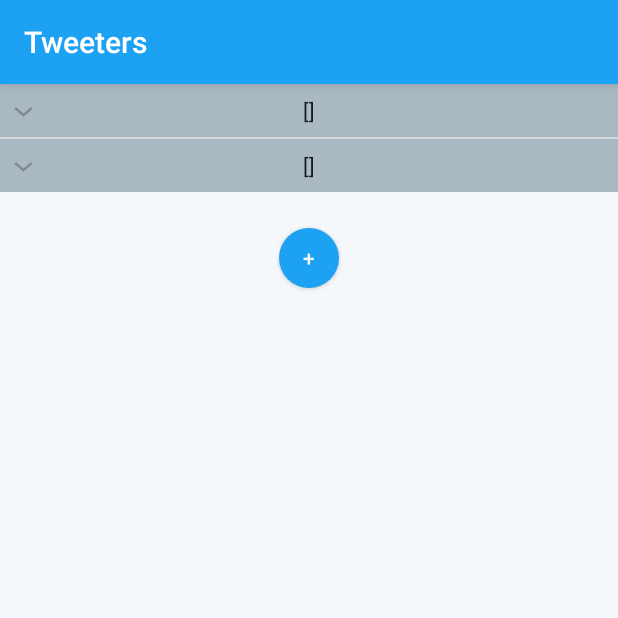
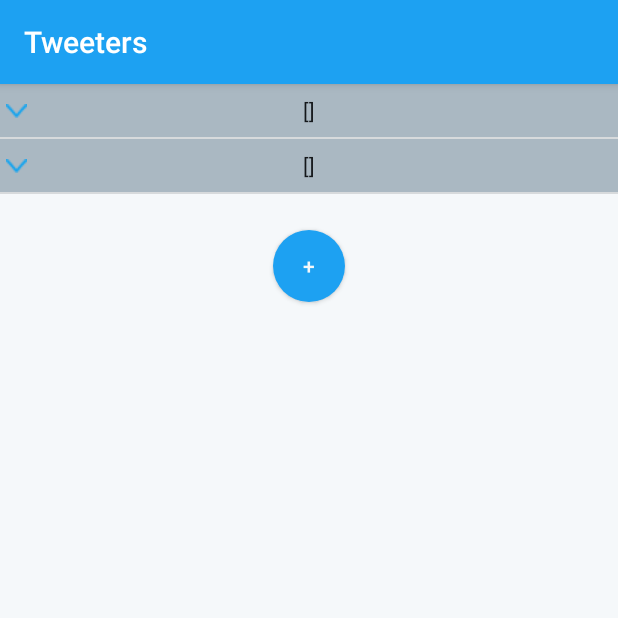
Before and after one commit to gummangummangumman/WhoseTweetIsThat, an Android app: the TweeterActivity screen opened directly, with no data from a screen before it, on a phone screen of 412 x 824 dp, the top half of it. Run offline under Robolectric (Android 15) with nearby library versions, the phone set to English and light mode, and no system bars; our stand-ins replace Room's generated code.

Commit message:
Trekk AddCategoryButton ut til en egen GroupView så den er scrollable som resten av listen

```diff
--- a/app/src/main/java/hotboys69/dat153/whosetweetisthatappthing/view/TweeterActivity.java
+++ b/app/src/main/java/hotboys69/dat153/whosetweetisthatappthing/view/TweeterActivity.java
@@ -1,7 +1,6 @@
 package hotboys69.dat153.whosetweetisthatappthing.view;
 
 import android.os.Bundle;
-import android.widget.Button;
 import android.widget.ExpandableListView;
 
 import androidx.appcompat.app.AppCompatActivity;
@@ -12,7 +11,6 @@ import java.util.List;
 
 import hotboys69.dat153.whosetweetisthatappthing.R;
 import hotboys69.dat153.whosetweetisthatappthing.data.Tweeters;
-import hotboys69.dat153.whosetweetisthatappthing.data.entities.Category;
 import hotboys69.dat153.whosetweetisthatappthing.data.not_entities.TweeterCategory;
 import hotboys69.dat153.whosetweetisthatappthing.view.recyclerview.TweeterListAdapter;
 import hotboys69.dat153.whosetweetisthatappthing.viewmodel.TweeterViewModel;
@@ -20,8 +18,6 @@ import hotboys69.dat153.whosetweetisthatappthing.viewmodel.TweeterViewModel;
 public class TweeterActivity extends AppCompatActivity {
 
     ExpandableListView expandableListView;
-
-    Button addListButton;
 
     TweeterViewModel viewModel;
 
@@ -38,10 +34,6 @@ public class TweeterActivity extends AppCompatActivity {
         expandableListView.setAdapter(adapter);
 
 
-        addListButton = findViewById(R.id.add_list_button);
-        addListButton.setOnClickListener(view -> viewModel.insert(new Category()));
-
-
         viewModel.getCategoriesLiveData().observe(this, value -> {
             List<TweeterCategory> tweeters = new ArrayList<>(Tweeters.getAsCategories());
             tweeters.addAll(value);
--- a/app/src/main/java/hotboys69/dat153/whosetweetisthatappthing/view/recyclerview/TweeterListAdapter.java
+++ b/app/src/main/java/hotboys69/dat153/whosetweetisthatappthing/view/recyclerview/TweeterListAdapter.java
@@ -10,6 +10,7 @@ import android.view.ViewGroup;
 import android.widget.BaseExpandableListAdapter;
 import android.widget.Button;
 import android.widget.EditText;
+import android.widget.ImageView;
 import android.widget.TextView;
 import android.widget.Toast;
 
@@ -19,6 +20,7 @@ import androidx.core.content.ContextCompat;
 import java.util.List;
 
 import hotboys69.dat153.whosetweetisthatappthing.R;
+import hotboys69.dat153.whosetweetisthatappthing.data.entities.Category;
 import hotboys69.dat153.whosetweetisthatappthing.data.entities.Tweeter;
 import hotboys69.dat153.whosetweetisthatappthing.data.not_entities.TweeterCategory;
 import hotboys69.dat153.whosetweetisthatappthing.viewmodel.TweeterViewModel;
@@ -37,7 +39,7 @@ public class TweeterListAdapter extends BaseExpandableListAdapter {
     @Override
     public int getGroupCount()
     {
-        return categories.size();
+        return categories.size() + 1;
     }
 
     @Override
@@ -80,12 +82,20 @@ public class TweeterListAdapter extends BaseExpandableListAdapter {
     public View getGroupView(int groupPosition, boolean isExpanded, View convertView,
                              ViewGroup parent)
     {
+        if (groupPosition == getGroupCount() - 1) {
+            return getAddListView(parent);
+        }
         View view = LayoutInflater.from(parent.getContext())
                 .inflate(R.layout.list_item_group, parent, false);
         if (!getGroup(groupPosition).getEffectivelyActive()) {
             view.setBackgroundColor(ContextCompat
                     .getColor(parent.getContext(), R.color.twitterOfficialLightGrey));
         }
+
+        ImageView arrow = view.findViewById(R.id.groupIndicator);
+        arrow.setImageResource(isExpanded
+                ? R.drawable.arrow_up
+                : R.drawable.arrow_down);
 
         String data = getGroup(groupPosition).toString();
         TextView textView = view.findViewById(R.id.title);
@@ -106,6 +116,17 @@ public class TweeterListAdapter extends BaseExpandableListAdapter {
                 }
             });
         }
+        return view;
+    }
+
+    private View getAddListView(ViewGroup parent)
+    {
+        View view = LayoutInflater.from(parent.getContext())
+                .inflate(R.layout.list_item_group_add_list, parent, false);
+
+        view.findViewById(R.id.add_list_button)
+                .setOnClickListener(button -> viewModel.insert(new Category()));
+
         return view;
     }
 
--- a/app/src/main/res/layout/activity_tweeter.xml
+++ b/app/src/main/res/layout/activity_tweeter.xml
@@ -10,20 +10,7 @@
         android:id="@+id/recycler_view"
         android:layout_width="match_parent"
         android:layout_height="wrap_content"
+        android:groupIndicator="@null"
         app:layout_constraintTop_toTopOf="parent" />
 
-    <Button
-        android:id="@+id/add_list_button"
-        android:layout_width="40sp"
-        android:layout_height="40sp"
-        android:layout_marginTop="24dp"
-        android:background="@drawable/circle_button"
-        android:text="+"
-        android:backgroundTint="@color/twitterOfficial"
-        android:textColor="@color/twitterOfficialWhite"
-        app:layout_constraintEnd_toEndOf="parent"
-        app:layout_constraintStart_toStartOf="parent"
-        app:layout_constraintTop_toBottomOf="@+id/recycler_view"
-        tools:ignore="HardcodedText" />
-
 </androidx.constraintlayout.widget.ConstraintLayout>
--- a/app/src/main/res/layout/list_item_group.xml
+++ b/app/src/main/res/layout/list_item_group.xml
@@ -4,6 +4,17 @@
     xmlns:tools="http://schemas.android.com/tools"
     android:layout_width="match_parent"
     android:layout_height="wrap_content">
+
+    <ImageView
+        android:id="@+id/groupIndicator"
+        android:layout_width="wrap_content"
+        android:layout_height="wrap_content"
+        android:layout_marginStart="4dp"
+        app:layout_constraintBottom_toBottomOf="parent"
+        app:layout_constraintStart_toStartOf="parent"
+        app:layout_constraintTop_toTopOf="parent"
+        app:srcCompat="@android:drawable/arrow_down_float"
+        tools:ignore="ContentDescription" />
 
     <TextView
         android:id="@+id/title"
--- /dev/null
+++ b/app/src/main/res/layout/list_item_group_add_list.xml
@@ -0,0 +1,24 @@
+<?xml version="1.0" encoding="utf-8"?>
+<androidx.constraintlayout.widget.ConstraintLayout xmlns:android="http://schemas.android.com/apk/res/android"
+    xmlns:app="http://schemas.android.com/apk/res-auto"
+    xmlns:tools="http://schemas.android.com/tools"
+    android:layout_width="match_parent"
+    android:layout_height="wrap_content">
+
+    <Button
+        android:id="@+id/add_list_button"
+        android:layout_width="48sp"
+        android:layout_height="48sp"
+        android:layout_marginTop="24dp"
+        android:layout_marginBottom="24dp"
+        android:background="@drawable/circle_button"
+        android:backgroundTint="@color/twitterOfficial"
+        android:text="+"
+        android:textColor="@color/twitterOfficialWhite"
+        app:layout_constraintBottom_toBottomOf="parent"
+        app:layout_constraintEnd_toEndOf="parent"
+        app:layout_constraintStart_toStartOf="parent"
+        app:layout_constraintTop_toTopOf="parent"
+        tools:ignore="HardcodedText" />
+
+</androidx.constraintlayout.widget.ConstraintLayout>
```
Also changed, not shown: app/src/main/res/drawable/arrow_down.png (added), app/src/main/res/drawable/arrow_up.png (added).
